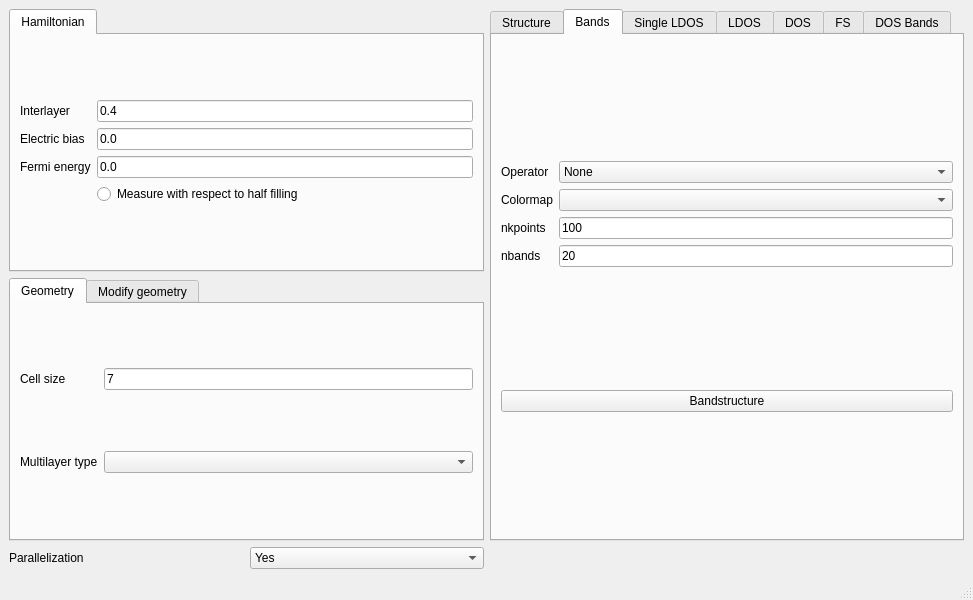
Above: development/interface-pyqt/tbg/interface.ui from joselado/quantum-honeycomp before the change. Below: the same form after it.
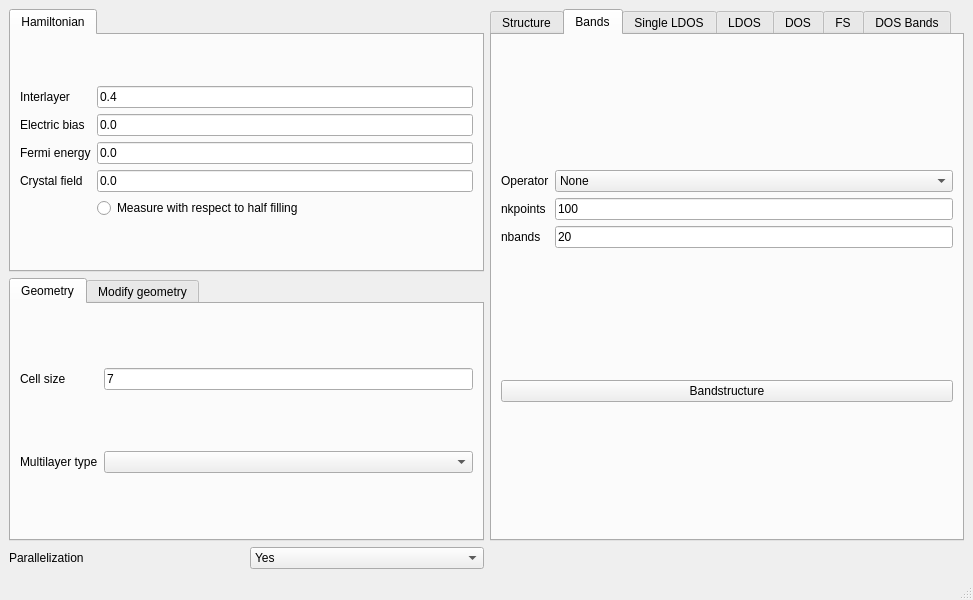
That is the form after the change. The open tabs and pages were chosen to show the change.

Diff of the .ui file:
```diff
--- a/development/interface-pyqt/tbg/interface.ui
+++ b/development/interface-pyqt/tbg/interface.ui
@@ -69,13 +69,30 @@
             </property>
            </widget>
           </item>
-          <item row="3" column="1">
+          <item row="4" column="1">
            <widget class="QRadioButton" name="set_half_filling">
             <property name="text">
              <string>Measure with respect to half filling</string>
             </property>
            </widget>
           </item>
+          <item row="3" column="0">
+           <widget class="QLabel" name="label_3">
+            <property name="text">
+             <string>Crystal field</string>
+            </property>
+           </widget>
+          </item>
+          <item row="3" column="1">
+           <widget class="QLineEdit" name="crystalfield">
+            <property name="toolTip">
+             <string>Crystal field Hartree term, makes the edge atoms inequivalent</string>
+            </property>
+            <property name="text">
+             <string>0.0</string>
+            </property>
+           </widget>
+          </item>
          </layout>
         </item>
        </layout>
@@ -133,28 +150,28 @@
        <layout class="QGridLayout" name="gridLayout_9">
         <item row="0" column="0">
          <layout class="QGridLayout" name="gridLayout_3">
-          <item row="3" column="0">
+          <item row="2" column="0">
            <widget class="QLabel" name="label_7">
             <property name="text">
              <string>nbands</string>
             </property>
            </widget>
           </item>
-          <item row="2" column="0">
+          <item row="1" column="0">
            <widget class="QLabel" name="label_6">
             <property name="text">
              <string>nkpoints</string>
             </property>
            </widget>
           </item>
-          <item row="3" column="1">
+          <item row="2" column="1">
            <widget class="QLineEdit" name="nbands">
             <property name="text">
              <string>20</string>
             </property>
            </widget>
           </item>
-          <item row="2" column="1">
+          <item row="1" column="1">
            <widget class="QLineEdit" name="nk_bands">
             <property name="text">
              <string>100</string>
@@ -192,16 +209,6 @@
             </item>
            </widget>
           </item>
-          <item row="1" column="1">
-           <widget class="QComboBox" name="bands_colormap"/>
-          </item>
-          <item row="1" column="0">
-           <widget class="QLabel" name="label_18">
-            <property name="text">
-             <string>Colormap</string>
-            </property>
-           </widget>
-          </item>
          </layout>
         </item>
         <item row="1" column="0">
```
